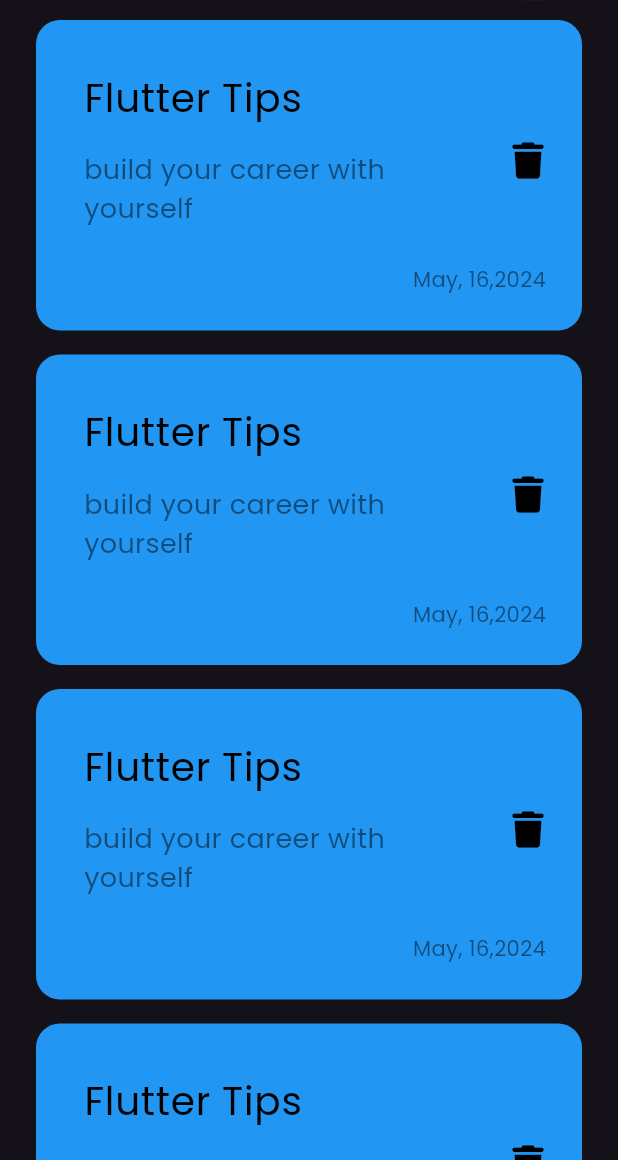
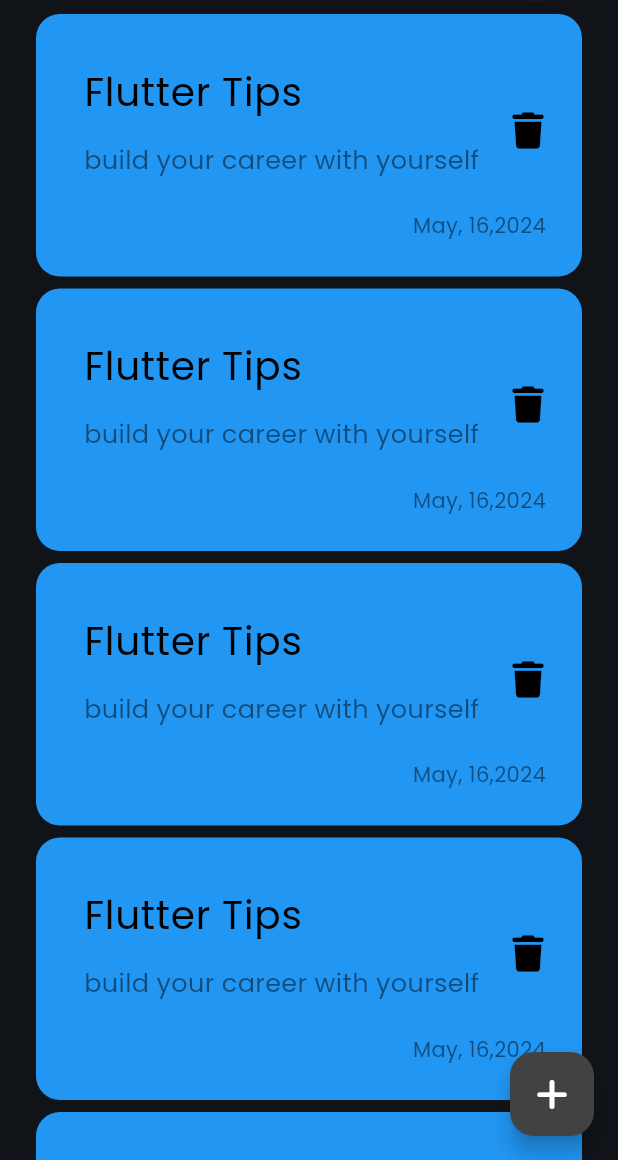
Before and after one commit to YasserMuhamed/notes_app, a Flutter app: the screen it shows after launch, on a phone screen of 412 x 824 dp, the part 76-1236 px from its top. Run offline on Flutter 3.47's test engine with Material 3 defaults, Android fonts, the phone set to English and light mode, and no system bars; our stand-ins replace font_awesome_flutter.

Commit message:
created floating button and edited color scheme.

```diff
--- a/lib/main.dart
+++ b/lib/main.dart
@@ -11,7 +11,20 @@ class NotesApp extends StatelessWidget {
   @override
   Widget build(BuildContext context) {
     return MaterialApp(
-      theme: ThemeData(brightness: Brightness.dark, fontFamily: "Poppins"),
+      theme: ThemeData(
+        fontFamily: "Poppins",
+        colorScheme: ColorScheme.fromSeed(
+          seedColor: Color.fromARGB(255, 69, 80, 94),
+          brightness: Brightness.dark,
+        ).copyWith(
+          primaryContainer: Colors.grey.shade800,
+          onPrimaryContainer: Colors.white,
+          secondaryContainer: const Color(0xff03dac6),
+          onSecondaryContainer: Colors.black,
+          error: Colors.red,
+          onError: Colors.black,
+        ),
+      ),
       home: const NotesView(),
     );
   }
--- a/lib/views/notes_view.dart
+++ b/lib/views/notes_view.dart
@@ -1,4 +1,5 @@
 import 'package:flutter/material.dart';
+import 'package:font_awesome_flutter/font_awesome_flutter.dart';
 import 'package:notes_app/widgets/notes_view_appbar.dart';
 import 'package:notes_app/widgets/notes_view_body.dart';
 
@@ -12,6 +13,10 @@ class NotesView extends StatelessWidget {
         title: const NotesViewAppbar(),
       ),
       body: const NotesViewBody(),
+      floatingActionButton: FloatingActionButton(
+        onPressed: () {},
+        child: const Icon(FontAwesomeIcons.plus),
+      ),
     );
   }
 }
--- a/lib/widgets/custom_note_item.dart
+++ b/lib/widgets/custom_note_item.dart
@@ -24,11 +24,11 @@ class NotesItem extends StatelessWidget {
                   fontWeight: FontWeight.w500),
             ),
             subtitle: Padding(
-              padding: const EdgeInsets.symmetric(vertical: 16),
+              padding: const EdgeInsets.symmetric(vertical: 14),
               child: Text(
                 "build your career with yourself",
                 style: TextStyle(
-                    color: Colors.black.withOpacity(.5), fontSize: 18),
+                    color: Colors.black.withOpacity(.5), fontSize: 17),
               ),
             ),
             trailing: const Icon(
--- a/lib/widgets/item_list_builder.dart
+++ b/lib/widgets/item_list_builder.dart
@@ -8,7 +8,7 @@ class ItemListView extends StatelessWidget {
   Widget build(BuildContext context) {
     return ListView.builder(itemBuilder: ((context, index) {
       return const Padding(
-        padding: EdgeInsets.symmetric(vertical: 8),
+        padding: EdgeInsets.symmetric(vertical: 4),
         child: NotesItem(),
       );
     }));
```
